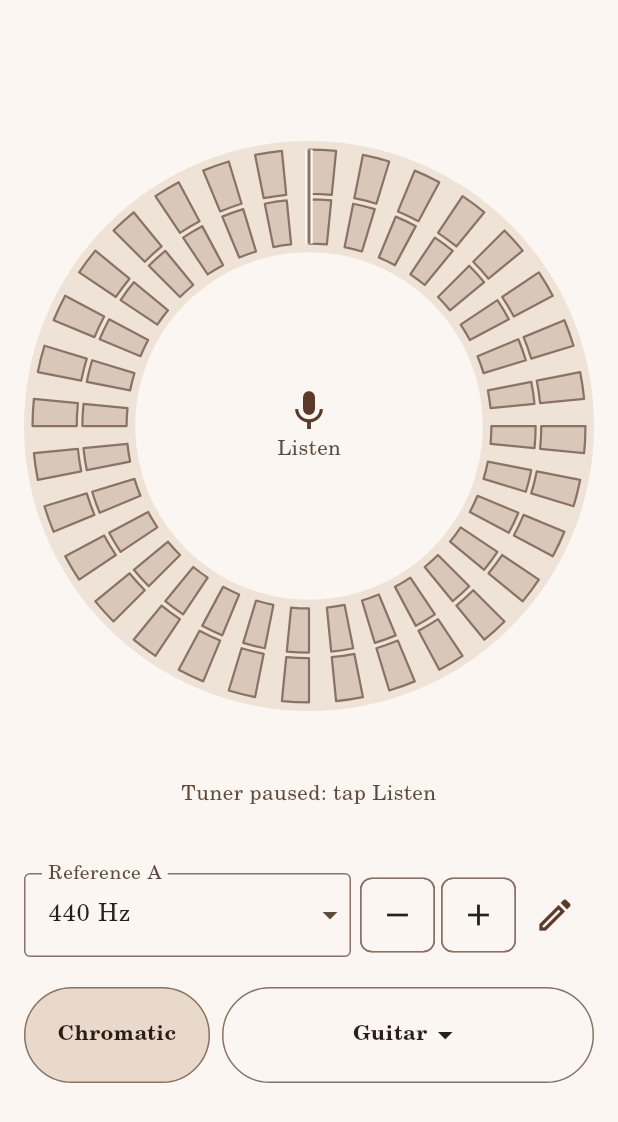
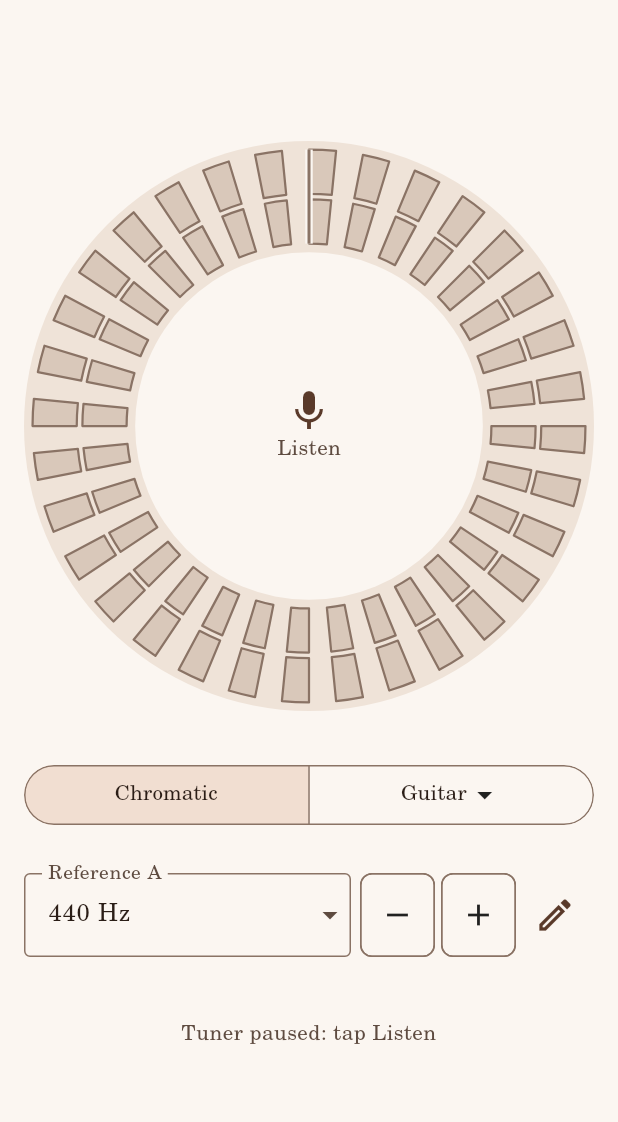
Before and after one commit to luigir86/Low-End, a Flutter app: the TunerPanel widget shown alone on an empty page, opened directly, on a phone screen of 412 x 824 dp. Shown: the top 1122 px of the screen. Run offline on Flutter 3.47's test engine with Material 3 defaults, Android fonts, the phone set to English and light mode, and no system bars; our stand-ins replace audio_service, shared_preferences, wakelock_plus; missing offline and left inert: flutter_soloud, record; accounts and stored records are empty.

Commit message:
Uniformità delle righe: altezze uguali, selettore e scala dei cent come le altre schede, link Instagram
- Campo e chip di ogni riga alti uguali (anche con testo grande), con test
- Tuner: Cromatico/strumento nella prima riga come Dritto/Swing e Radice/Accordo, scala dei cent al posto dello slider
- Menu strumenti senza il prefisso 'Corde:'
- Ringraziamenti: link Instagram della Power Flower Orchestra

Co-Authored-By: Claude Sonnet 5.5 <noreply@anthropic.com>

```diff
--- a/lib/features/tuner/drone/drone_panel.dart
+++ b/lib/features/tuner/drone/drone_panel.dart
@@ -811,7 +811,7 @@ class _ChordMenu extends StatelessWidget {
                           ),
                           padding: const EdgeInsets.symmetric(
                             horizontal: 8,
-                            vertical: 12,
+                            vertical: chipPadding,
                           ),
                         ),
                       ),
--- a/lib/features/tuner/tuner_panel.dart
+++ b/lib/features/tuner/tuner_panel.dart
@@ -91,8 +91,17 @@ class _TunerPanelState extends State<TunerPanel> {
             numbering: settings.octaveNumbering,
             onToggle: _tuner.toggle,
           ),
-          // Announced by screen readers, e.g. when the microphone is denied.
-          upper: message == null
+          // Chromatic or an instrument, in the place of Straight / Swing and
+          // Root / Chord / Progression on the other tabs.
+          upper: _TuningSwitch(settings: settings),
+          // Listening starts and stops from the middle of the dial, like the
+          // other two tabs; the row below is the reference A, in the same
+          // pieces as the rows of the metronome and the harmony.
+          lower: const ReferencePitchRow(),
+          // The cents scale sits where the other tabs have their balance
+          // slider. Announced by screen readers, e.g. when the microphone is
+          // denied, a message takes its place.
+          footer: message == null
               ? _CentsBar(
                   reading: reading,
                   held: _tuner.held,
@@ -125,12 +134,6 @@ class _TunerPanelState extends State<TunerPanel> {
                     ],
                   ],
                 ),
-          // Listening starts and stops from the middle of the dial, like the
-          // other two tabs; the row below is the reference A, in the same
-          // pieces as the rows of the metronome and the harmony.
-          lower: const ReferencePitchRow(),
-          // Chromatic, or the open strings of a violin or a bass.
-          footer: _TuningSwitch(settings: settings),
         );
       },
     );
@@ -156,8 +159,10 @@ String _tuningName(AppLocalizations l10n, TunerTuning tuning) =>
     };
 
 /// Chromatic, or the strings of an instrument chosen from a menu, in the
-/// third row: with strings, the tuner names the nearest open string, its
-/// number, and says how far off it is. The last instrument stays chosen.
+/// first row under the dial, drawn like the Straight / Swing and Root /
+/// Chord / Progression switches of the other tabs. With strings, the tuner
+/// names the nearest open string, its number, and says how far off it is.
+/// The last instrument stays chosen.
 class _TuningSwitch extends StatelessWidget {
   const _TuningSwitch({required this.settings});
 
@@ -167,32 +172,61 @@ class _TuningSwitch extends StatelessWidget {
   Widget build(BuildContext context) {
     final l10n = AppLocalizations.of(context);
     final theme = Theme.of(context);
+    final scheme = theme.colorScheme;
     final names = settings.noteNames(Localizations.localeOf(context));
-    String strings(TunerTuning t) => l10n.tuningStrings(
-      t.strings
+    String strings(TunerTuning t) => t.strings
         .map((n) => n.label(names, numbering: settings.octaveNumbering))
-          .join(' '),
+        .join(' ');
+    final chromatic = settings.tunerChromatic;
+    Widget half({required bool selected, required Widget child}) => Ink(
+      color: selected ? scheme.primaryContainer : null,
+      child: Center(
+        child: DefaultTextStyle.merge(
+          style: theme.textTheme.labelLarge?.copyWith(
+            color: selected ? scheme.onPrimaryContainer : scheme.onSurface,
+          ),
+          child: FittedBox(fit: BoxFit.scaleDown, child: child),
+        ),
+      ),
     );
-    final chromatic = settings.tunerChromatic;
-    return Row(
+    return Semantics(
+      container: true,
+      child: SizedBox(
         key: const Key('tuningSwitch'),
+        width: double.infinity,
+        // As tall as a SegmentedButton, which the other tabs use.
+        height: 40,
+        child: Material(
+          type: MaterialType.transparency,
+          shape: StadiumBorder(side: BorderSide(color: scheme.outline)),
+          clipBehavior: Clip.antiAlias,
+          child: Row(
             children: [
               Expanded(
-          child: _TuningChoice(
+                child: Semantics(
+                  button: true,
+                  selected: chromatic,
+                  child: InkWell(
                     key: const Key('tuningChromatic'),
+                    onTap: () => settings.setTunerChromatic(true),
+                    child: half(
                       selected: chromatic,
-            onTap: () => settings.setTunerChromatic(true),
                       child: Text(l10n.tuningChromatic, maxLines: 1),
                     ),
                   ),
-        const SizedBox(width: 8),
+                ),
+              ),
+              VerticalDivider(width: 1, color: scheme.outline),
               Expanded(
-          flex: 2,
+                child: Semantics(
+                  button: true,
+                  selected: !chromatic,
                   child: PopupMenuButton<TunerTuning>(
                     key: const Key('tuningInstrument'),
                     tooltip: l10n.tuningInstrument,
                     position: PopupMenuPosition.over,
                     initialValue: settings.tunerInstrument,
+                    padding: EdgeInsets.zero,
                     onOpened: () => settings.setTunerChromatic(false),
                     onSelected: settings.setTunerInstrument,
                     itemBuilder: (context) => [
@@ -207,14 +241,14 @@ class _TuningSwitch extends StatelessWidget {
                               Text(
                                 strings(t),
                                 style: theme.textTheme.bodySmall?.copyWith(
-                          color: theme.colorScheme.onSurfaceVariant,
+                                  color: scheme.onSurfaceVariant,
                                 ),
                               ),
                             ],
                           ),
                         ),
                     ],
-            child: _TuningChoice(
+                    child: half(
                       selected: !chromatic,
                       child: Row(
                         mainAxisSize: MainAxisSize.min,
@@ -229,50 +263,8 @@ class _TuningSwitch extends StatelessWidget {
                     ),
                   ),
                 ),
+              ),
             ],
-    );
-  }
-}
-
-/// One of the two choices of [_TuningSwitch], drawn like a selected or
-/// unselected segment of the buttons in the other rows.
-class _TuningChoice extends StatelessWidget {
-  const _TuningChoice({
-    super.key,
-    required this.selected,
-    required this.child,
-    this.onTap,
-  });
-
-  final bool selected;
-  final Widget child;
-  final VoidCallback? onTap;
-
-  @override
-  Widget build(BuildContext context) {
-    final scheme = Theme.of(context).colorScheme;
-    return Semantics(
-      button: true,
-      selected: selected,
-      child: Material(
-        color: selected ? scheme.secondaryContainer : Colors.transparent,
-        shape: StadiumBorder(side: BorderSide(color: scheme.outline)),
-        child: InkWell(
-          customBorder: const StadiumBorder(),
-          onTap: onTap,
-          child: ConstrainedBox(
-            constraints: const BoxConstraints(minHeight: 64),
-            child: Center(
-              child: DefaultTextStyle.merge(
-                style: TextStyle(
-                  color: selected
-                      ? scheme.onSecondaryContainer
-                      : scheme.onSurface,
-                  fontWeight: FontWeight.w600,
-                ),
-                child: FittedBox(fit: BoxFit.scaleDown, child: child),
-              ),
-            ),
           ),
         ),
       ),
--- a/lib/l10n/app_it.arb
+++ b/lib/l10n/app_it.arb
@@ -28,6 +28,7 @@
   "progressionGenreBlues": "Blues",
   "progressionLike": "{genre}, come {song}",
   "thanksTitle": "Ringraziamenti",
+  "thanksInstagram": "Seguili su Instagram",
   "thanksText": "Grazie alla Power Flower Orchestra di Fossano, che ha ispirato e provato quest’app.",
   "addSevenths": "Aggiungi la settima agli accordi",
   "droneChordDiminished": "{note} diminuito",
@@ -119,7 +120,6 @@
   "tuningCello": "Violoncello",
   "tuningUkulele": "Ukulele",
   "tuningBass": "Basso",
-  "tuningStrings": "Corde: {strings}",
   "tunerString": "Corda {number}",
   "tunerHeard": "Senti {note}",
   "swipeHint": "Scorri in alto o in basso sul cerchio o sulle schede per cambiare sezione.",
--- a/lib/l10n/app_localizations.dart
+++ b/lib/l10n/app_localizations.dart
@@ -265,6 +265,12 @@ abstract class AppLocalizations {
   /// In en, this message translates to:
   /// **'Thanks'**
   String get thanksTitle;
+
+  /// No description provided for @thanksInstagram.
+  ///
+  /// In en, this message translates to:
+  /// **'Follow them on Instagram'**
+  String get thanksInstagram;
 
   /// No description provided for @thanksText.
   ///
@@ -812,12 +818,6 @@ abstract class AppLocalizations {
   /// **'Bass'**
   String get tuningBass;
 
-  /// No description provided for @tuningStrings.
-  ///
-  /// In en, this message translates to:
-  /// **'Strings: {strings}'**
-  String tuningStrings(String strings);
-
   /// In the tuner's string mode: the number of the string being tuned, as a Roman numeral (I is the thinnest).
   ///
   /// In en, this message translates to:
--- a/lib/widgets/row_controls.dart
+++ b/lib/widgets/row_controls.dart
@@ -62,6 +62,12 @@ class LabeledField extends StatelessWidget {
   }
 }
 
+/// The height of a line of text in a row, and the padding above and below
+/// the label of a chip that makes a chip as tall as the field beside it (a
+/// line, 16 dp of padding on both sides, and the border).
+const rowLineHeight = 24.0;
+const chipPadding = 15.0;
+
 /// A chip of the row: "+7" on the harmony, TAP, − and + on the metronome.
 /// With [onPressed] null it is dimmed (the end of a range). With [filled]
 /// it is coloured in the container colour, to say that it is a button to
@@ -82,13 +88,20 @@ class RowChip extends StatelessWidget {
 
   @override
   Widget build(BuildContext context) => ActionChip(
-    label: label,
+    // At least as tall as a line of text, so that an icon chip grows with
+    // large text as the field beside it does.
+    label: ConstrainedBox(
+      constraints: BoxConstraints(
+        minHeight: MediaQuery.textScalerOf(context).scale(rowLineHeight),
+      ),
+      child: Center(widthFactor: 1, child: label),
+    ),
     tooltip: tooltip,
     onPressed: onPressed,
     backgroundColor: filled
         ? Theme.of(context).colorScheme.primaryContainer
         : null,
-    padding: const EdgeInsets.symmetric(horizontal: 8, vertical: 12),
+    padding: const EdgeInsets.symmetric(horizontal: 8, vertical: chipPadding),
     labelPadding: const EdgeInsets.symmetric(horizontal: 4),
     side: BorderSide(
       color: Theme.of(context).colorScheme.outline
```
Also changed, not shown: lib/app/about.dart (+5 -2 lines), lib/app/settings_page.dart (+13 -0 lines), lib/l10n/app_en.arb (+1 -8 lines), lib/l10n/app_localizations_en.dart (+3 -5 lines), lib/l10n/app_localizations_it.dart (+3 -5 lines), 1 other file. Lines whose indentation alone changed are shown as unchanged.
